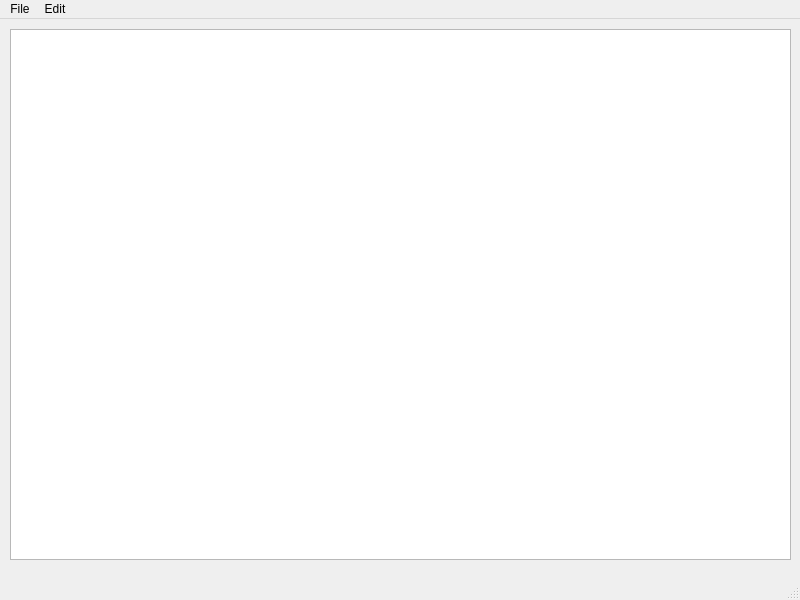
Qt form mainwindow.ui (TJSimpson1/notepad-app-qt) before a commit.
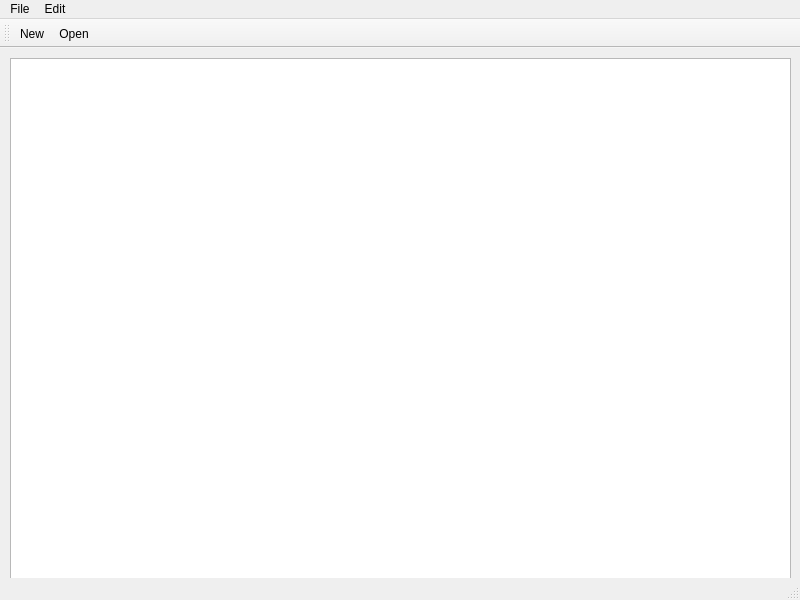
The same form after that commit. Icons and pictures are not drawn.

Commit message: actionNew and actionOpen functionality

The edit to the form file:
```diff
--- a/mainwindow.ui
+++ b/mainwindow.ui
@@ -63,6 +63,19 @@
    <addaction name="menuEdit"/>
   </widget>
   <widget class="QStatusBar" name="statusbar"/>
+  <widget class="QToolBar" name="toolBar">
+   <property name="windowTitle">
+    <string>toolBar</string>
+   </property>
+   <attribute name="toolBarArea">
+    <enum>TopToolBarArea</enum>
+   </attribute>
+   <attribute name="toolBarBreak">
+    <bool>false</bool>
+   </attribute>
+   <addaction name="actionNew"/>
+   <addaction name="actionOpen"/>
+  </widget>
   <action name="actionNew">
    <property name="icon">
     <iconset resource="Resources.qrc">
```
Left out of the diff: 4 changed lines with no effect on the pictures. The commit also changes 2 other files.
